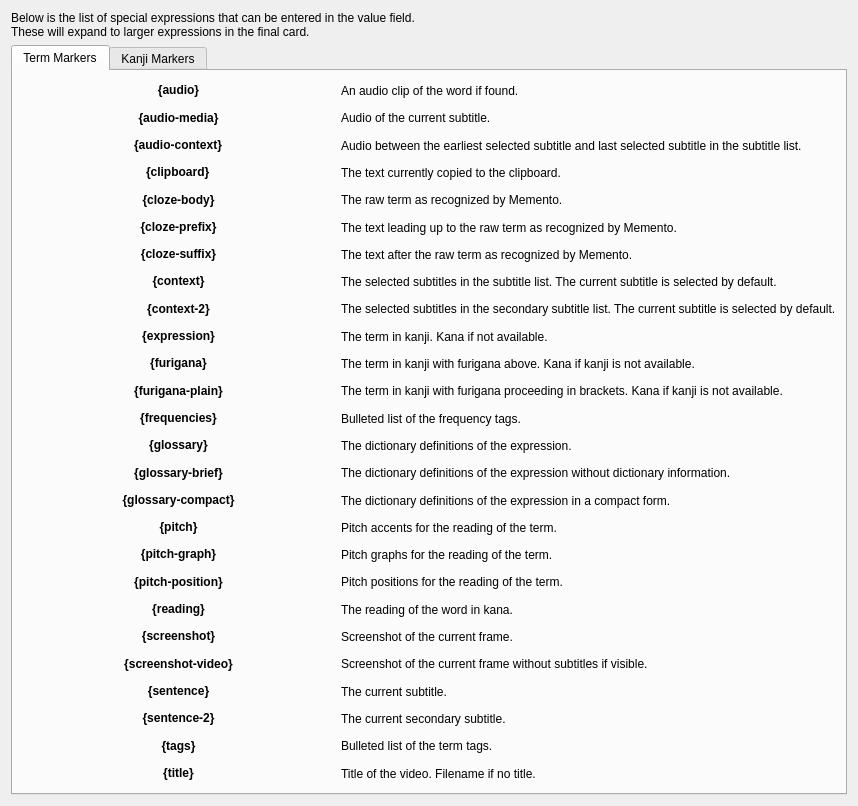
Old version of the form src/gui/widgets/settings/ankisettingshelp.ui in the repository ripose-jp/Memento.
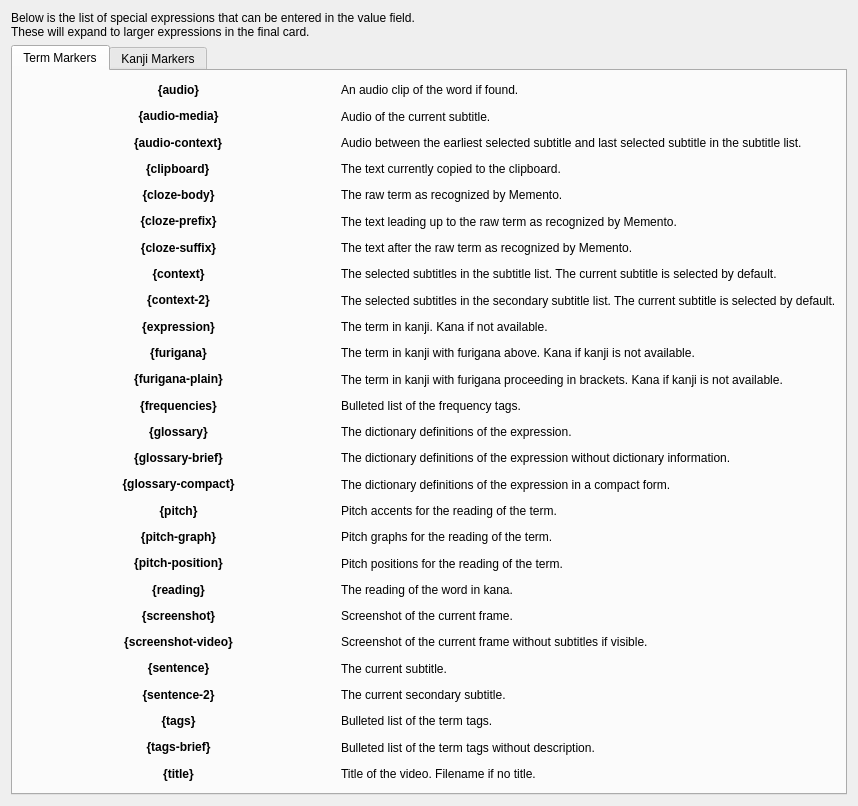
New version of the form.

Commit message:
ankisettings: add {tags-brief} marker
added {tags-brief} marker that keeps the list of tags brief, without
their description.

What changed in the file:
```diff
--- a/src/gui/widgets/settings/ankisettingshelp.ui
+++ b/src/gui/widgets/settings/ankisettingshelp.ui
@@ -69,7 +69,7 @@
            </property>
           </widget>
          </item>
-         <item row="25" column="1">
+         <item row="26" column="1">
           <widget class="QLabel" name="labelTermTitleEx">
            <property name="text">
             <string>Title of the video. Filename if no title.</string>
@@ -594,7 +594,7 @@
            </property>
           </widget>
          </item>
-         <item row="25" column="0">
+         <item row="26" column="0">
           <widget class="QLabel" name="labelTermTitle">
            <property name="font">
             <font>
@@ -688,6 +688,32 @@
            </property>
           </widget>
          </item>
+         <item row="25" column="0">
+          <widget class="QLabel" name="labelTermTagsBrief">
+           <property name="font">
+            <font>
+             <weight>75</weight>
+             <bold>true</bold>
+            </font>
+           </property>
+           <property name="text">
+            <string>{tags-brief}</string>
+           </property>
+           <property name="alignment">
+            <set>Qt::AlignCenter</set>
+           </property>
+           <property name="textInteractionFlags">
+            <set>Qt::TextSelectableByKeyboard|Qt::TextSelectableByMouse</set>
+           </property>
+          </widget>
+         </item>
+         <item row="25" column="1">
+          <widget class="QLabel" name="labelTermTagsBriefEx">
+           <property name="text">
+            <string>Bulleted list of the term tags without description.</string>
+           </property>
+          </widget>
+         </item>
          <item row="20" column="0">
           <widget class="QLabel" name="labelTermScreenshot">
            <property name="font">
```
Left out of the diff: 30 changed lines with no effect on the pictures. The commit also changes 3 other files.
